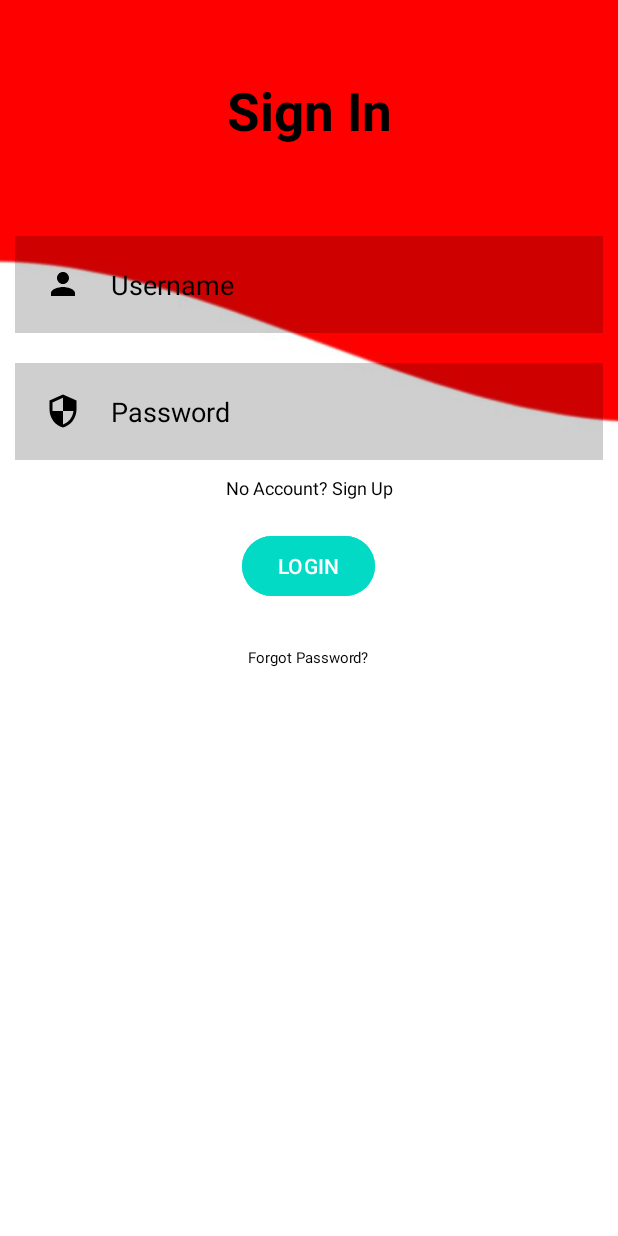
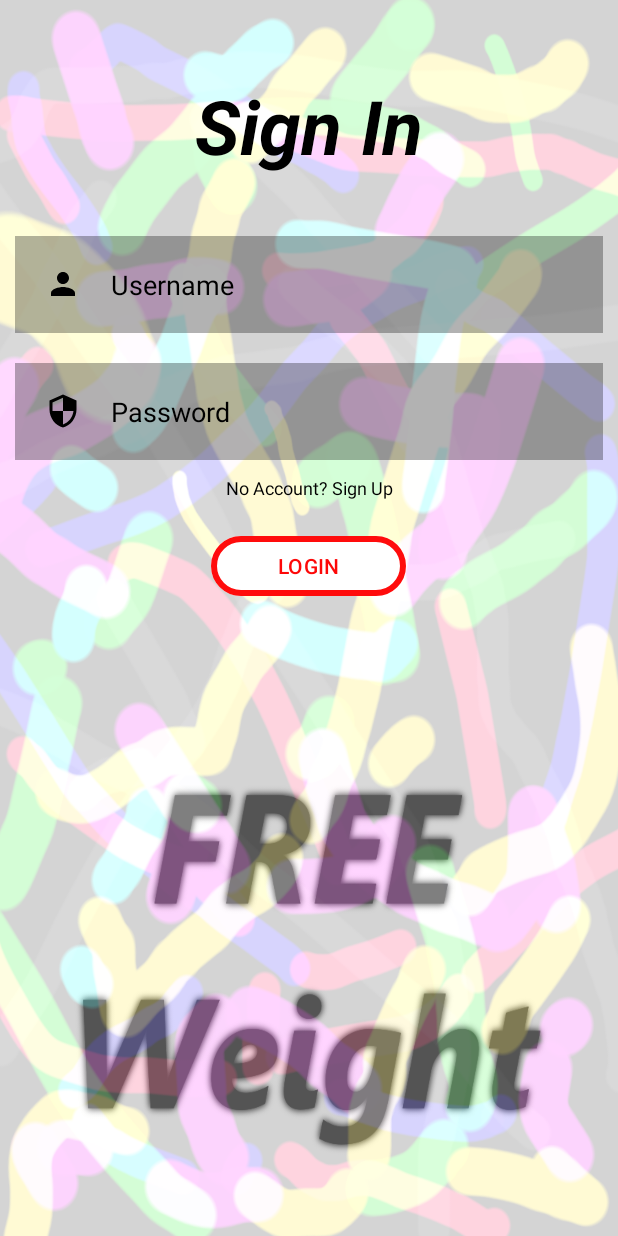
Before and after one commit to JeremyPFrank/Workout_App, an Android app: the screen it shows after launch (MainActivity), on a phone screen of 412 x 824 dp. Run offline under Robolectric (Android 15) with nearby library versions, the phone set to English and light mode, and no system bars.

Commit message:
designed login page

```diff
--- a/app/src/main/res/layout/activity_main.xml
+++ b/app/src/main/res/layout/activity_main.xml
@@ -4,7 +4,7 @@
     xmlns:tools="http://schemas.android.com/tools"
     android:layout_width="match_parent"
     android:layout_height="match_parent"
-    android:background="@drawable/img"
+    android:background="@drawable/freeweightbg"
     tools:context=".MainActivity">
 
     <TextView
@@ -14,17 +14,17 @@
         android:layout_marginStart="50dp"
         android:layout_marginTop="50dp"
         android:layout_marginEnd="50dp"
-        android:layout_marginBottom="50dp"
+        android:layout_marginBottom="30dp"
         android:gravity="center"
         android:text="Sign In"
-        android:textSize="35dp"
-        android:textStyle="bold"
+        android:textSize="50dp"
+        android:textStyle="bold|italic"
         android:textColor="@color/black" />
     <EditText
         android:layout_width="match_parent"
         android:layout_height="wrap_content"
         android:id="@+id/username"
-        android:background="#30000000"
+        android:background="#4D000000"
         android:layout_below="@+id/signin"
         android:hint="Username"
         android:textColorHint="@color/black"
@@ -44,7 +44,7 @@
         android:layout_marginTop="10dp"
         android:layout_marginEnd="10dp"
         android:layout_marginBottom="10dp"
-        android:background="#30000000"
+        android:background="#4D000000"
         android:drawableLeft="@drawable/baseline_security_24"
         android:drawablePadding="20dp"
         android:hint="Password"
@@ -64,14 +64,18 @@
         android:gravity="center"
         />
     <com.google.android.material.button.MaterialButton
-        android:layout_width="wrap_content"
+        android:layout_width="130dp"
         android:layout_height="wrap_content"
         android:id="@+id/loginbtn"
         android:layout_below="@+id/noacc"
         android:text="LOGIN"
-        android:backgroundTint="@color/design_default_color_secondary"
+        android:backgroundTint="@color/white"
+        app:strokeColor="#FF0C0C"
+        app:strokeWidth="4dp"
+        android:textColor="#FD0808"
         android:layout_centerHorizontal="true"
         android:layout_margin="20dp"/>
+
 
     <TextView
         android:id="@+id/forgotpass"
@@ -80,10 +84,10 @@
         android:layout_below="@+id/loginbtn"
         android:layout_centerHorizontal="true"
         android:layout_marginStart="20dp"
-        android:layout_marginTop="10dp"
+        android:layout_marginTop="0dp"
         android:layout_marginEnd="20dp"
         android:layout_marginBottom="20dp"
-        android:text="Forgot Password?"
+        android:text=""
         android:textSize="10dp"
         android:textColor="@color/black" />
 
```
Also changed, not shown: app/src/main/res/drawable/freeweightbg.png (added).
